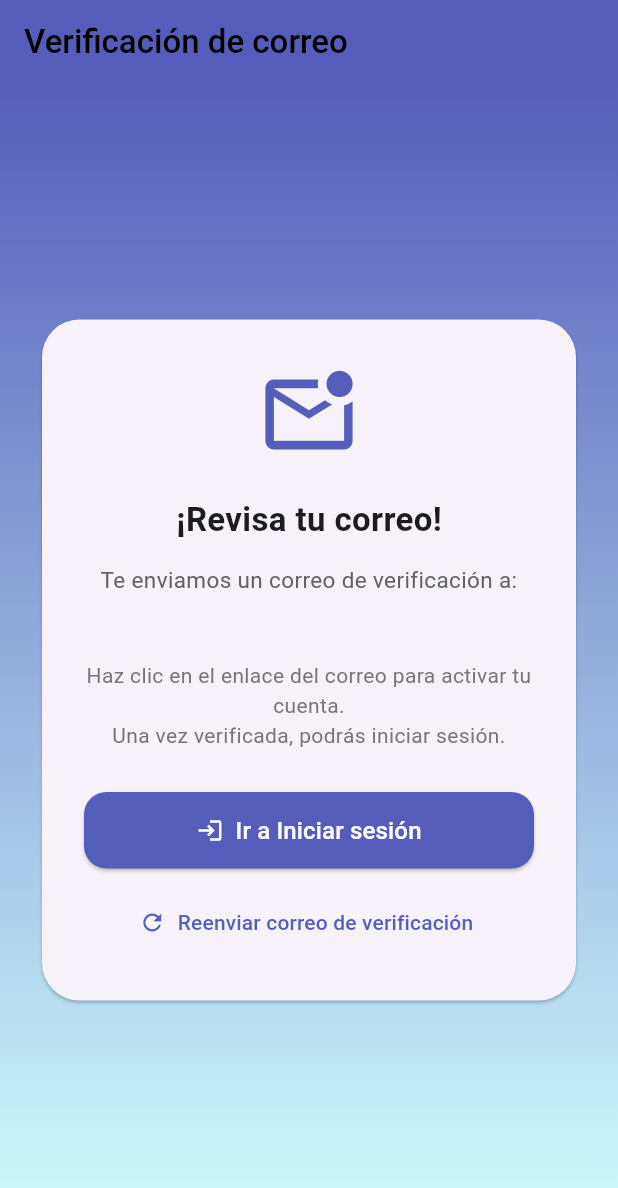
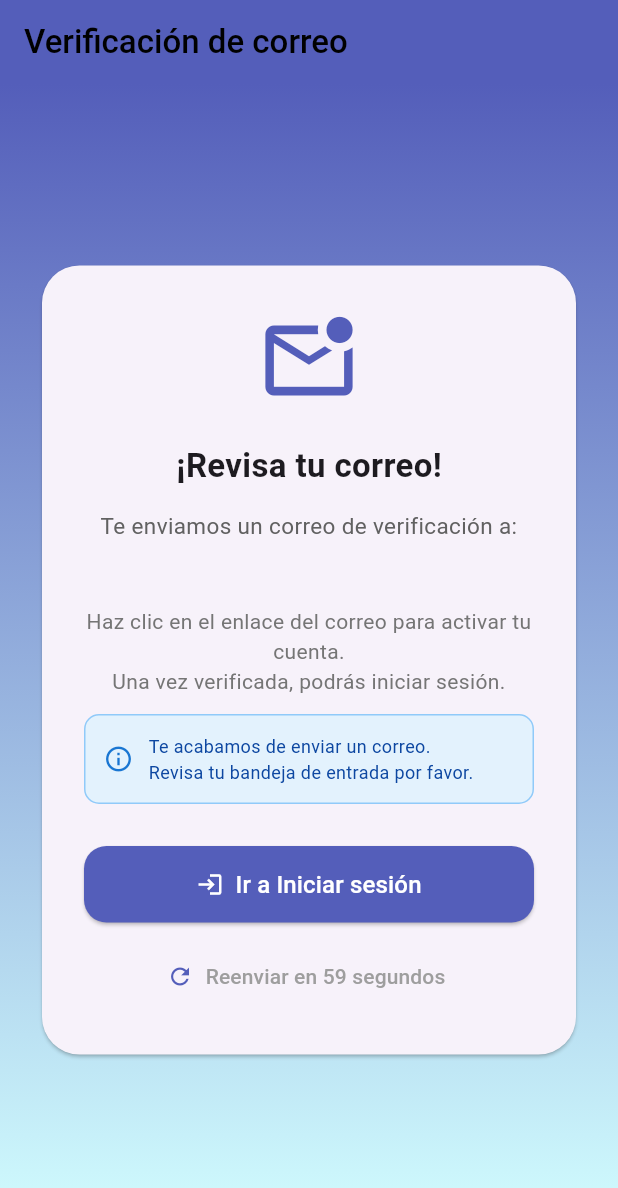
Before and after one commit to MauHerCab10/Amigazos_Android, a Flutter app: the EmailVerificationPage screen opened directly with empty values, on a phone screen of 412 x 824 dp. Shown: the top 1188 px of the screen. Run offline on Flutter 3.47's test engine with Material 3 defaults, Android fonts, the phone set to English and light mode, and no system bars; our stand-ins replace app_links, cloud_firestore, firebase_auth, firebase_core, wakelock_plus; accounts and stored records are empty.

Commit message:
se ajustan los colores de los mensajes de los SnackBar, asi como tambien se implementa lógica para poder reenviar el correo luego de haberse registrado

```diff
--- a/amigazos/lib/auth/change_password_page.dart
+++ b/amigazos/lib/auth/change_password_page.dart
@@ -122,6 +122,7 @@ class _ChangePasswordPageState extends State<ChangePasswordPage> {
           ScaffoldMessenger.of(context).showSnackBar(
             const SnackBar(
               content: Text('¡Contraseña actualizada exitosamente!'),
+              backgroundColor: Colors.orange,
             ),
           );
           //Redirige a la pantalla de 'Login'
@@ -154,6 +155,7 @@ class _ChangePasswordPageState extends State<ChangePasswordPage> {
           ScaffoldMessenger.of(context).showSnackBar(
             const SnackBar(
               content: Text('¡Contraseña actualizada exitosamente!'),
+              backgroundColor: Colors.orange,
             ),
           );
           // Regresar a la pantalla de 'Bienvenido' (AmigazosHome)
--- a/amigazos/lib/auth/email_verification_page.dart
+++ b/amigazos/lib/auth/email_verification_page.dart
@@ -1,11 +1,53 @@
+import 'dart:async';
 import 'package:flutter/material.dart';
 import 'package:firebase_auth/firebase_auth.dart';
 import 'login_page.dart';
 
-class EmailVerificationPage extends StatelessWidget {
+class EmailVerificationPage extends StatefulWidget {
   final String email;
 
   const EmailVerificationPage({super.key, required this.email});
+
+  @override
+  State<EmailVerificationPage> createState() => _EmailVerificationPageState();
+}
+
+class _EmailVerificationPageState extends State<EmailVerificationPage> {
+  int _cooldownSeconds = 60; //Tiempo de espera inicial de 60 segundos
+  Timer? _timer;
+  bool _canResend = false;
+
+  @override
+  void initState() {
+    super.initState();
+    _startCooldown();
+  }
+
+  @override
+  void dispose() {
+    _timer?.cancel();
+    super.dispose();
+  }
+
+  // Método para iniciar el cooldown después de enviar el correo de verificación, que deshabilita el botón de reenvío durante 60 segundos para evitar Spam
+  void _startCooldown() {
+    setState(() {
+      _canResend = false;
+      _cooldownSeconds = 60;
+    });
+
+    _timer?.cancel();
+    _timer = Timer.periodic(const Duration(seconds: 1), (timer) {
+      setState(() {
+        if (_cooldownSeconds > 0) {
+          _cooldownSeconds--;
+        } else {
+          _canResend = true;
+          timer.cancel();
+        }
+      });
+    });
+  }
 
   @override
   // Construcción de la UI para la pantalla de verificación de correo, que se muestra después de un registro exitoso, pero antes de que el usuario haya verificado su Email
@@ -53,7 +95,9 @@ class EmailVerificationPage extends StatelessWidget {
                       size: 70,
                       color: Color.fromARGB(255, 84, 94, 186),
                     ),
+
                     const SizedBox(height: 20),
+
                     const Text(
                       "¡Revisa tu correo!",
                       style: TextStyle(
@@ -61,15 +105,19 @@ class EmailVerificationPage extends StatelessWidget {
                         fontWeight: FontWeight.bold,
                       ),
                     ),
+
                     const SizedBox(height: 14),
+
                     Text(
                       "Te enviamos un correo de verificación a:",
                       textAlign: TextAlign.center,
                       style: TextStyle(fontSize: 15, color: Colors.grey[700]),
                     ),
+
                     const SizedBox(height: 8),
+
                     Text(
-                      email,
+                      widget.email,
                       textAlign: TextAlign.center,
                       style: const TextStyle(
                         fontSize: 15,
@@ -77,13 +125,52 @@ class EmailVerificationPage extends StatelessWidget {
                         color: Color.fromARGB(255, 84, 94, 186),
                       ),
                     ),
+
                     const SizedBox(height: 14),
+
                     Text(
                       "Haz clic en el enlace del correo para activar tu cuenta.\nUna vez verificada, podrás iniciar sesión.",
                       textAlign: TextAlign.center,
                       style: TextStyle(fontSize: 14, color: Colors.grey[600]),
                     ),
+
+                    const SizedBox(height: 12),
+
+                    Container(
+                      padding: const EdgeInsets.all(12),
+                      decoration: BoxDecoration(
+                        color: Colors.blue.shade50,
+                        borderRadius: BorderRadius.circular(10),
+                        border: Border.all(
+                          color: Colors.blue.shade200,
+                          width: 1,
+                        ),
+                      ),
+                      child: Row(
+                        children: [
+                          Icon(
+                            Icons.info_outline,
+                            color: Colors.blue.shade700,
+                            size: 20,
+                          ),
+
+                          const SizedBox(width: 10),
+
+                          Expanded(
+                            child: Text(
+                              "Te acabamos de enviar un correo.\nRevisa tu bandeja de entrada por favor.",
+                              style: TextStyle(
+                                fontSize: 12,
+                                color: Colors.blue.shade900,
+                              ),
+                            ),
+                          ),
+                        ],
+                      ),
+                    ),
+
                     const SizedBox(height: 28),
+
                     SizedBox(
                       width: double.infinity,
                       child: ElevatedButton.icon(
@@ -105,50 +192,109 @@ class EmailVerificationPage extends StatelessWidget {
                             borderRadius: BorderRadius.circular(15),
                           ),
                         ),
-                        onPressed: () {
+                        onPressed: () async {
+                          // Cerrar sesión antes de ir al login
+                          await FirebaseAuth.instance.signOut();
+
+                          if (context.mounted) {
                             Navigator.of(context).pushAndRemoveUntil(
                               MaterialPageRoute(
                                 builder: (context) => const LoginPage(),
                               ),
                               (route) => false,
                             );
+                          }
                         },
                       ),
                     ),
+
                     const SizedBox(height: 12),
+
                     TextButton.icon(
                       icon: const Icon(
                         Icons.refresh,
                         color: Color.fromARGB(255, 84, 94, 186),
                       ),
-                      label: const Text(
-                        "Reenviar correo de verificación",
+                      label: Text(
+                        _canResend
+                            ? "Reenviar correo de verificación"
+                            : "Reenviar en $_cooldownSeconds segundos",
                         style: TextStyle(
-                          color: Color.fromARGB(255, 84, 94, 186),
+                          color: _canResend
+                              ? const Color.fromARGB(255, 84, 94, 186)
+                              : Colors.grey,
                         ),
                       ),
-                      onPressed: () async {
+                      onPressed: !_canResend
+                          ? null
+                          : () async {
                               try {
                                 final user = FirebaseAuth.instance.currentUser;
-                          if (user != null) {
-                            await user.sendEmailVerification();
+
+                                //Verificar que el usuario aún esté autenticado antes de intentar enviar el correo de verificación
+                                if (user == null) {
+                                  if (context.mounted) {
+                                    ScaffoldMessenger.of(context).showSnackBar(
+                                      const SnackBar(
+                                        content: Text(
+                                          'No hay una sesión activa. Por favor, regístrate nuevamente.',
+                                        ),
+                                        backgroundColor: Colors.red,
+                                      ),
+                                    );
                                   }
+                                  return;
+                                }
+
+                                // Enviar correo de verificación con ActionCodeSettings
+                                await user.sendEmailVerification(
+                                  ActionCodeSettings(
+                                    url: 'https://amigazos-db.web.app/',
+                                    handleCodeInApp: true,
+                                    iOSBundleId: 'com.example.amigazos',
+                                    androidPackageName: 'com.example.amigazos',
+                                    androidInstallApp: true,
+                                  ),
+                                );
+
+                                // Reiniciar el cooldown después de enviar exitosamente
+                                _startCooldown();
+
                                 if (context.mounted) {
                                   ScaffoldMessenger.of(context).showSnackBar(
                                     const SnackBar(
                                       content: Text(
                                         'Correo de verificación reenviado. Revisa tu bandeja de entrada.',
                                       ),
+                                      backgroundColor: Colors.green,
                                     ),
                                   );
                                 }
-                        } catch (_) {
+                              } on FirebaseAuthException catch (e) {
+                                if (context.mounted) {
+                                  String mensaje;
+                                  if (e.code == 'too-many-requests') {
+                                    mensaje =
+                                        'Demasiados intentos. Espera unos minutos antes de volver a intentar.';
+                                  } else {
+                                    mensaje =
+                                        'No se pudo reenviar el correo. Intenta más tarde.';
+                                  }
+                                  ScaffoldMessenger.of(context).showSnackBar(
+                                    SnackBar(
+                                      content: Text(mensaje),
+                                      backgroundColor: Colors.red,
+                                    ),
+                                  );
+                                }
+                              } catch (e) {
                                 if (context.mounted) {
                                   ScaffoldMessenger.of(context).showSnackBar(
                                     const SnackBar(
                                       content: Text(
-                                  'No se pudo reenviar el correo. Intenta más tarde.',
+                                        'Error inesperado. Intenta más tarde.',
                                       ),
+                                      backgroundColor: Colors.red,
                                     ),
                                   );
                                 }
--- a/amigazos/lib/auth/login_page.dart
+++ b/amigazos/lib/auth/login_page.dart
@@ -7,8 +7,9 @@ import '../home/amigazos_home.dart';
 //StatefulWidget, porque necesito manejar estados (errores, inputs, etc)
 class LoginPage extends StatefulWidget {
   final String? successMessage;
+  final Color? messageColor;
 
-  const LoginPage({super.key, this.successMessage});
+  const LoginPage({super.key, this.successMessage, this.messageColor});
 
   @override
   State<LoginPage> createState() => _LoginPageState();
@@ -48,7 +49,7 @@ class _LoginPageState extends State<LoginPage> {
           ScaffoldMessenger.of(context).showSnackBar(
             SnackBar(
               content: Text(widget.successMessage!),
-              backgroundColor: Colors.green,
+              backgroundColor: widget.messageColor ?? Colors.green,
               duration: const Duration(seconds: 4),
             ),
           );
--- a/amigazos/lib/auth/register_page.dart
+++ b/amigazos/lib/auth/register_page.dart
@@ -88,8 +88,8 @@ class _RegisterPageState extends State<RegisterPage> {
         ),
       );
 
-      //Cierra la sesión para que el usuario no acceda sin verificar su correo
-      await FirebaseAuth.instance.signOut();
+      //No se cierra la sesión para permitir reenvío del correo
+      //await FirebaseAuth.instance.signOut();
 
       if (mounted) {
         //Navega a la pantalla de verificación de correo
--- a/amigazos/lib/main.dart
+++ b/amigazos/lib/main.dart
@@ -125,6 +125,7 @@ class _MyAppState extends State<MyApp> {
           builder: (context) => const LoginPage(
             successMessage:
                 '¡Autenticación de cuenta validada satisfactoriamente!',
+            messageColor: Colors.green,
           ),
         ),
         (route) => false,
@@ -135,7 +136,8 @@ class _MyAppState extends State<MyApp> {
         MaterialPageRoute(
           builder: (context) => const LoginPage(
             successMessage:
-                'El enlace de verificación no es válido o ya fue usado.',
+                'El enlace de verificación es inválido o ya fue usado previamente.',
+            messageColor: Colors.red,
           ),
         ),
         (route) => false,
```
Lines whose indentation alone changed are shown as unchanged.
